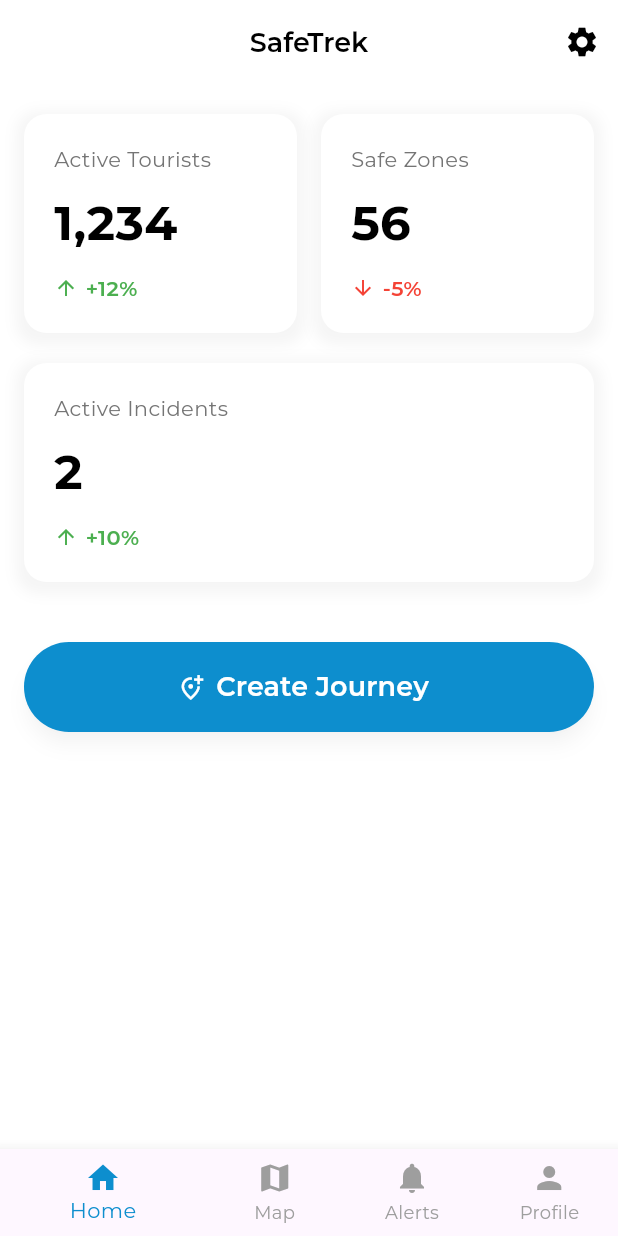
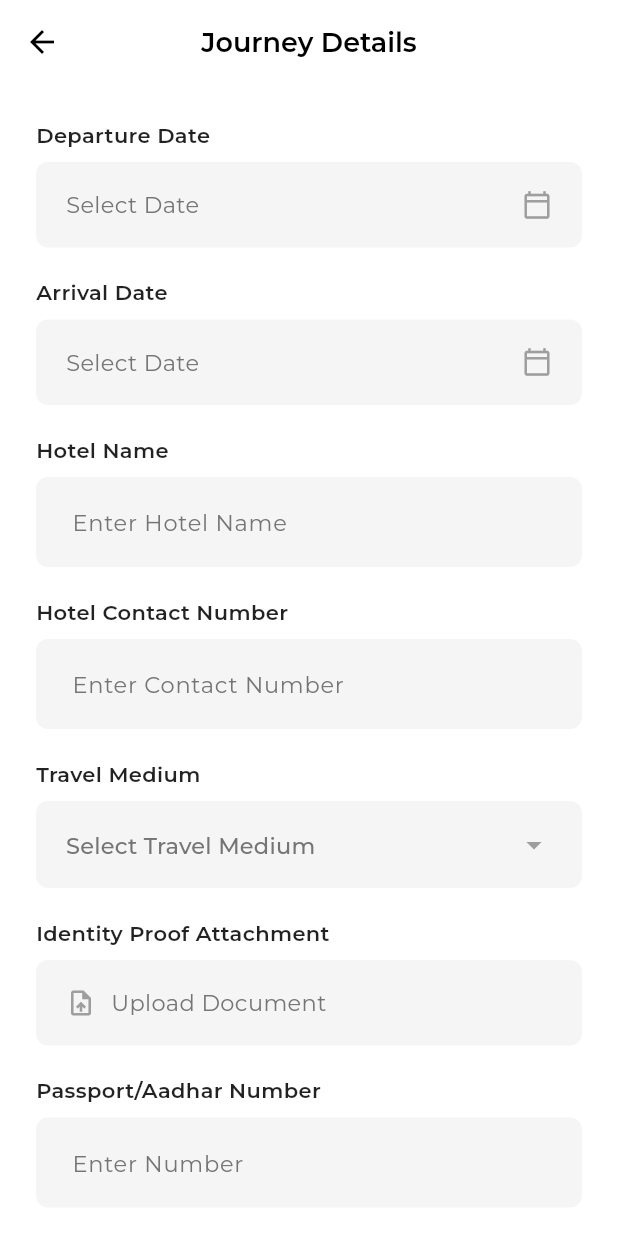
Before and after one commit to hawatri/Yaatri-Sathi-App, a Flutter app: the HomeScreen screen opened directly, after a tap on "Create Journey", on a phone screen of 412 x 824 dp. Run offline on Flutter 3.47's test engine with Material 3 defaults, Android fonts, the phone set to English and light mode, and no system bars.

Commit message:
Journey details

```diff
--- a/lib/home_screen.dart
+++ b/lib/home_screen.dart
@@ -1,6 +1,7 @@
 
 import '''package:flutter/material.dart''';
 import '''package:google_fonts/google_fonts.dart''';
+import '''./journey_details_screen.dart''';
 
 class HomeScreen extends StatefulWidget {
   const HomeScreen({super.key});
@@ -58,7 +59,12 @@ class _HomeScreenState extends State<HomeScreen> {
             _buildDashboardCard('Active Incidents', '2', '+10%', Colors.green, isFullWidth: true),
             const SizedBox(height: 40),
             ElevatedButton.icon(
-              onPressed: () {},
+              onPressed: () {
+                Navigator.push(
+                  context,
+                  MaterialPageRoute(builder: (context) => const JourneyDetailsScreen()),
+                );
+              },
               style: ElevatedButton.styleFrom(
                 backgroundColor: const Color(0xFF0D8ECE),
                 minimumSize: const Size(double.infinity, 60),
--- /dev/null
+++ b/lib/journey_details_screen.dart
@@ -0,0 +1,235 @@
+
+import '''package:flutter/material.dart''';
+import '''package:google_fonts/google_fonts.dart''';
+
+class JourneyDetailsScreen extends StatelessWidget {
+  const JourneyDetailsScreen({super.key});
+
+  @override
+  Widget build(BuildContext context) {
+    return Scaffold(
+      backgroundColor: Colors.white,
+      appBar: AppBar(
+        backgroundColor: Colors.white,
+        elevation: 0,
+        leading: IconButton(
+          icon: const Icon(Icons.arrow_back, color: Colors.black),
+          onPressed: () => Navigator.of(context).pop(),
+        ),
+        title: Text(
+          'Journey Details',
+          style: GoogleFonts.montserrat(
+            fontSize: 18,
+            fontWeight: FontWeight.w600,
+            color: Colors.black,
+          ),
+        ),
+        centerTitle: true,
+      ),
+      body: SingleChildScrollView(
+        padding: const EdgeInsets.all(24.0),
+        child: Column(
+          crossAxisAlignment: CrossAxisAlignment.start,
+          children: [
+            _buildSectionTitle('Departure Date'),
+            _buildDateField('Select Date'),
+            const SizedBox(height: 20),
+            _buildSectionTitle('Arrival Date'),
+            _buildDateField('Select Date'),
+            const SizedBox(height: 20),
+            _buildSectionTitle('Hotel Name'),
+            _buildTextField('Enter Hotel Name'),
+            const SizedBox(height: 20),
+            _buildSectionTitle('Hotel Contact Number'),
+            _buildTextField('Enter Contact Number'),
+            const SizedBox(height: 20),
+            _buildSectionTitle('Travel Medium'),
+            _buildDropdownField('Select Travel Medium'),
+            const SizedBox(height: 20),
+            _buildSectionTitle('Identity Proof Attachment'),
+            _buildUploadField('Upload Document'),
+            const SizedBox(height: 20),
+            _buildSectionTitle('Passport/Aadhar Number'),
+            _buildTextField('Enter Number'),
+            const SizedBox(height: 20),
+            _buildSectionTitle('Nationality'),
+            _buildDropdownField('Select Nationality'),
+            const SizedBox(height: 20),
+            _buildSectionTitle('KYC Information'),
+            _buildTextField('Enter KYC Details'),
+            const SizedBox(height: 20),
+            _buildSectionTitle('Date of Birth'),
+            _buildDateField('Select Date'),
+            const SizedBox(height: 20),
+            _buildSectionTitle('Visa Information (if applicable)'),
+            _buildTextField('Enter Visa Details'),
+            const SizedBox(height: 20),
+            _buildUploadField('Upload Tourist Photo'),
+            const SizedBox(height: 30),
+            _buildSectionHeader('Family Members'),
+            _buildSectionTitle('Family Members\' Names'),
+            _buildTextField('Enter Names, separated by commas', maxLines: 3),
+            const SizedBox(height: 30),
+            _buildSectionHeader('Next of Kin'),
+            _buildSectionTitle('Next of Kin\'s Name'),
+            _buildTextField('Enter Name'),
+            const SizedBox(height: 20),
+            _buildSectionTitle('Relation to Next of Kin'),
+            _buildTextField('Enter Relation'),
+            const SizedBox(height: 30),
+            _buildSectionHeader('Travel Itinerary'),
+            _buildSectionTitle('Planned Date 1'),
+            _buildDateField('Select Date'),
+            const SizedBox(height: 20),
+            _buildSectionTitle('Location 1'),
+            _buildTextField('Enter Location'),
+            const SizedBox(height: 20),
+            _buildSectionTitle('Planned Date 2'),
+            _buildDateField('Select Date'),
+            const SizedBox(height: 20),
+            _buildSectionTitle('Location 2'),
+            _buildTextField('Enter Location'),
+            const SizedBox(height: 40),
+            ElevatedButton(
+              onPressed: () {
+                // TODO: Implement submit logic
+              },
+              style: ElevatedButton.styleFrom(
+                backgroundColor: const Color(0xFF0D8ECE),
+                minimumSize: const Size(double.infinity, 55),
+                shape: RoundedRectangleBorder(
+                  borderRadius: BorderRadius.circular(8),
+                ),
+              ),
+              child: Text(
+                'Submit',
+                style: GoogleFonts.montserrat(
+                  fontSize: 18,
+                  fontWeight: FontWeight.w600,
+                  color: Colors.white,
+                ),
+              ),
+            ),
+          ],
+        ),
+      ),
+    );
+  }
+
+  Widget _buildSectionHeader(String title) {
+    return Padding(
+      padding: const EdgeInsets.only(bottom: 10.0),
+      child: Text(
+        title,
+        style: GoogleFonts.montserrat(
+          fontSize: 20,
+          fontWeight: FontWeight.bold,
+          color: Colors.black,
+        ),
+      ),
+    );
+  }
+
+  Widget _buildSectionTitle(String title) {
+    return Padding(
+      padding: const EdgeInsets.only(bottom: 8.0),
+      child: Text(
+        title,
+        style: GoogleFonts.montserrat(
+          fontSize: 14,
+          fontWeight: FontWeight.w600,
+          color: Colors.black87,
+        ),
+      ),
+    );
+  }
+
+  Widget _buildTextField(String hint, {int maxLines = 1}) {
+    return TextFormField(
+      maxLines: maxLines,
+      decoration: InputDecoration(
+        hintText: hint,
+        hintStyle: GoogleFonts.montserrat(color: Colors.grey.shade600, fontSize: 15),
+        filled: true,
+        fillColor: Colors.grey.shade100,
+        border: OutlineInputBorder(
+          borderRadius: BorderRadius.circular(8),
+          borderSide: BorderSide.none,
+        ),
+        contentPadding: const EdgeInsets.symmetric(horizontal: 20, vertical: 18),
+      ),
+    );
+  }
+
+  Widget _buildDateField(String hint) {
+    return InkWell(
+      onTap: () {
+        // TODO: Show date picker
+      },
+      child: Container(
+        padding: const EdgeInsets.symmetric(horizontal: 20, vertical: 18),
+        decoration: BoxDecoration(
+          color: Colors.grey.shade100,
+          borderRadius: BorderRadius.circular(8),
+        ),
+        child: Row(
+          mainAxisAlignment: MainAxisAlignment.spaceBetween,
+          children: [
+            Text(
+              hint,
+              style: GoogleFonts.montserrat(color: Colors.grey.shade600, fontSize: 15),
+            ),
+            const Icon(Icons.calendar_today_outlined, color: Colors.grey, size: 20),
+          ],
+        ),
+      ),
+    );
+  }
+
+  Widget _buildDropdownField(String hint) {
+    return Container(
+      padding: const EdgeInsets.symmetric(horizontal: 20, vertical: 5),
+      decoration: BoxDecoration(
+        color: Colors.grey.shade100,
+        borderRadius: BorderRadius.circular(8),
+      ),
+      child: DropdownButtonHideUnderline(
+        child: DropdownButton<String>(
+          isExpanded: true,
+          hint: Text(
+            hint,
+            style: GoogleFonts.montserrat(color: Colors.grey.shade600, fontSize: 15),
+          ),
+          items: [],
+          onChanged: (value) {},
+          icon: const Icon(Icons.arrow_drop_down, color: Colors.grey),
+        ),
+      ),
+    );
+  }
+
+    Widget _buildUploadField(String hint) {
+    return InkWell(
+      onTap: () {
+        // TODO: Show file picker
+      },
+      child: Container(
+        padding: const EdgeInsets.symmetric(horizontal: 20, vertical: 18),
+        decoration: BoxDecoration(
+          color: Colors.grey.shade100,
+          borderRadius: BorderRadius.circular(8),
+        ),
+        child: Row(
+          children: [
+            const Icon(Icons.upload_file, color: Colors.grey, size: 20),
+            const SizedBox(width: 10),
+            Text(
+              hint,
+              style: GoogleFonts.montserrat(color: Colors.grey.shade600, fontSize: 15),
+            ),
+          ],
+        ),
+      ),
+    );
+  }
+}
```
